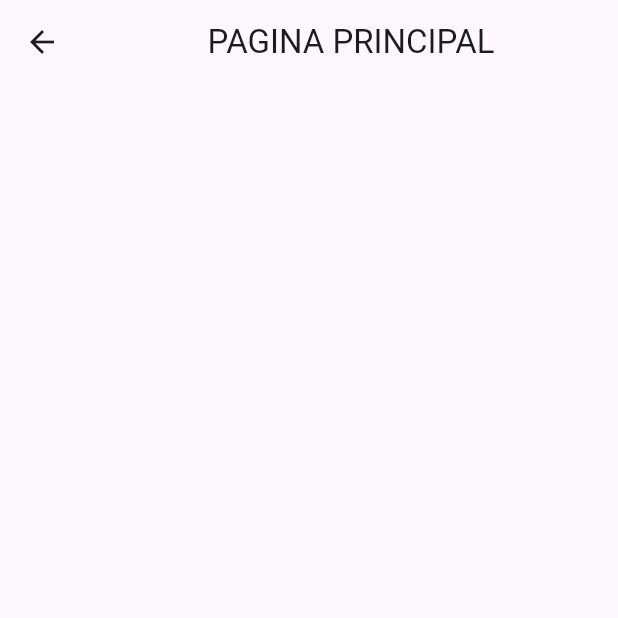
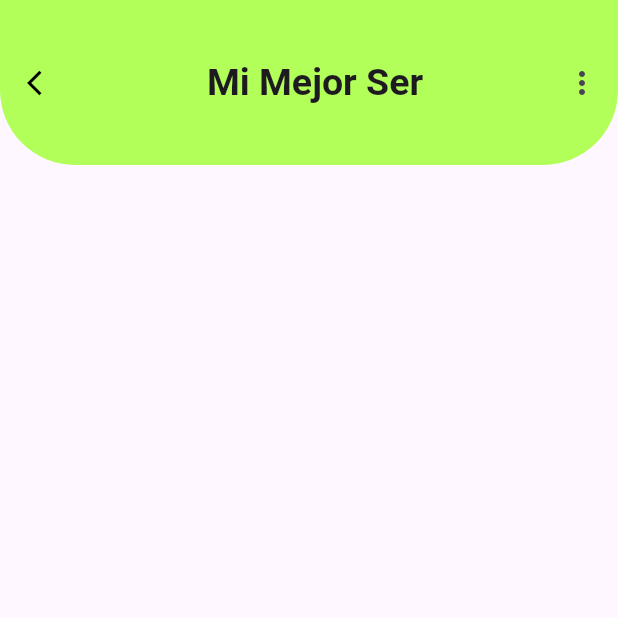
Before and after one commit to BlackZu01/programacionMovil_MiMejorSer, a Flutter app: the QuestionPage screen opened directly, on a phone screen of 412 x 824 dp, the top half of it. Run offline on Flutter 3.47's test engine with Material 3 defaults, Android fonts, the light colour scheme and no system bars; our stand-ins replace animate_do.

Commit message:
Question menu started

```diff
--- a/lib/welcome.dart
+++ b/lib/welcome.dart
@@ -11,7 +11,41 @@ class _QuestionPageState extends State<QuestionPage> {
   @override
   Widget build(BuildContext context) {
     return Scaffold(
-      appBar: AppBar(title: const Center(child: Text('PAGINA PRINCIPAL'))),
+      appBar: AppBar(
+        title: const Center(
+            child: Text(
+          'Mi Mejor Ser',
+          style: TextStyle(fontWeight: FontWeight.bold, fontSize: 25),
+        )),
+        centerTitle: true,
+        toolbarHeight: 110,
+        backgroundColor: Colors.lightGreenAccent,
+        shape: const RoundedRectangleBorder(
+            borderRadius: BorderRadius.only(
+                bottomLeft: Radius.circular(50),
+                bottomRight: Radius.circular(50))),
+        actions: [
+          PopupMenuButton(
+            itemBuilder: (context) => [
+              const PopupMenuItem(
+                child: Text('Editar'),
+              ),
+              const PopupMenuItem(
+                child: Text('Eliminar'),
+              )
+            ],
+          )
+        ],
+        leading: IconButton(
+            onPressed: () {
+              Navigator.pop(context);
+            },
+            icon: const Icon(
+              Icons.arrow_back_ios,
+              size: 20,
+              color: Colors.black,
+            )),
+      ),
     );
   }
 }
```
